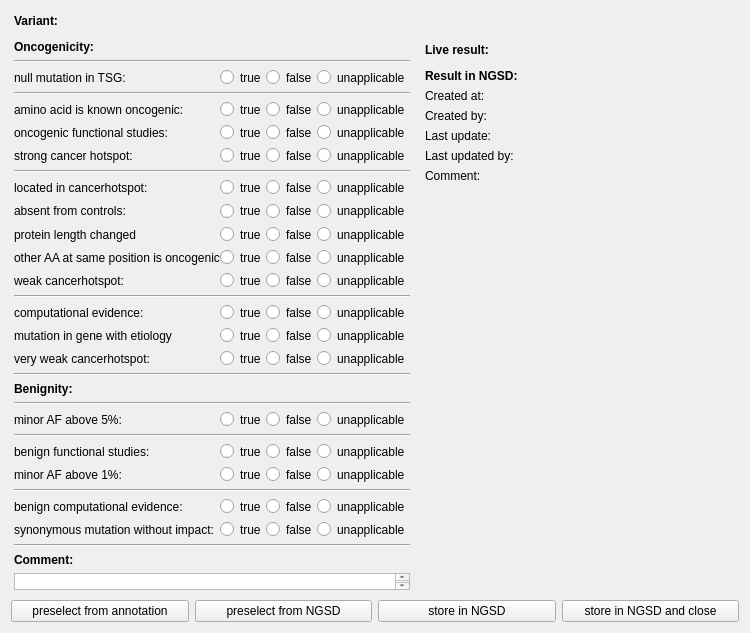
Qt form src/GSvar/SomaticVariantInterpreterWidget.ui (imgag/ngs-bits) before a commit.
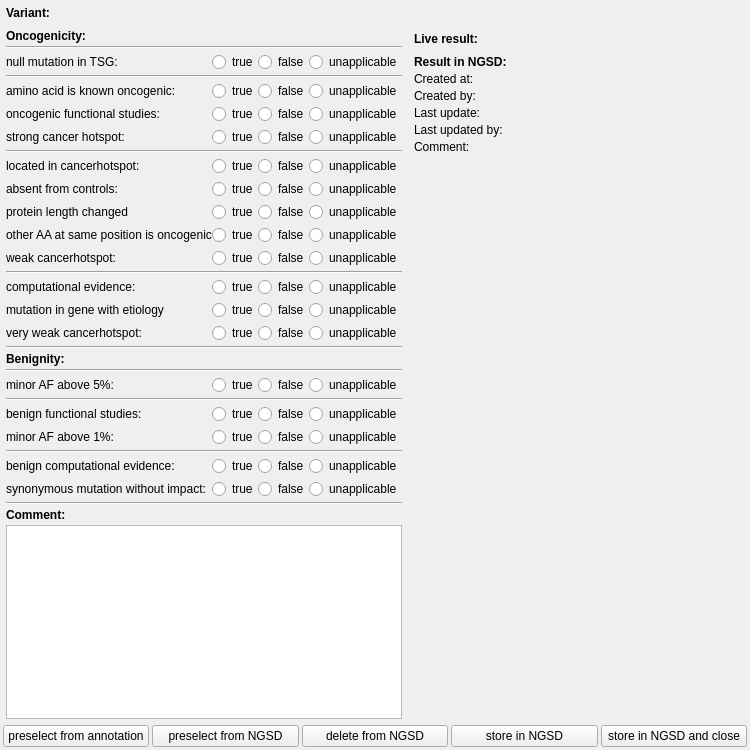
The same form after that commit.

Commit message: GSvar: added button to delete VICC classification to VICC dialog

Patch:
```diff
--- a/src/GSvar/SomaticVariantInterpreterWidget.ui
+++ b/src/GSvar/SomaticVariantInterpreterWidget.ui
@@ -7,23 +7,38 @@
     <x>0</x>
     <y>0</y>
     <width>750</width>
-    <height>633</height>
+    <height>750</height>
    </rect>
   </property>
   <property name="minimumSize">
    <size>
     <width>750</width>
-    <height>633</height>
+    <height>750</height>
    </size>
   </property>
   <property name="windowTitle">
    <string>Somatic Variant Interpretation</string>
   </property>
   <layout class="QGridLayout" name="gridLayout">
+   <property name="leftMargin">
+    <number>3</number>
+   </property>
+   <property name="topMargin">
+    <number>3</number>
+   </property>
+   <property name="rightMargin">
+    <number>3</number>
+   </property>
+   <property name="bottomMargin">
+    <number>3</number>
+   </property>
+   <property name="spacing">
+    <number>3</number>
+   </property>
    <item row="1" column="1">
     <layout class="QVBoxLayout" name="verticalLayout">
      <property name="spacing">
-      <number>6</number>
+      <number>3</number>
      </property>
      <property name="leftMargin">
       <number>3</number>
@@ -40,7 +55,7 @@
      <item>
       <layout class="QHBoxLayout" name="horizontalLayout_2" stretch="0,1">
        <property name="spacing">
-        <number>6</number>
+        <number>3</number>
        </property>
        <property name="leftMargin">
         <number>3</number>
@@ -58,7 +73,6 @@
         <widget class="QLabel" name="label_3">
          <property name="font">
           <font>
-           <weight>75</weight>
            <bold>true</bold>
           </font>
          </property>
@@ -90,17 +104,13 @@
        <property name="bottomMargin">
         <number>3</number>
        </property>
-       <property name="horizontalSpacing">
+       <property name="spacing">
         <number>3</number>
        </property>
-       <property name="verticalSpacing">
-        <number>6</number>
-       </property>
        <item row="0" column="0">
         <widget class="QLabel" name="label_22">
          <property name="font">
           <font>
-           <weight>75</weight>
            <bold>true</bold>
           </font>
          </property>
@@ -209,7 +219,7 @@
      <item>
       <layout class="QHBoxLayout" name="horizontalLayout_22">
        <property name="spacing">
-        <number>6</number>
+        <number>3</number>
        </property>
        <property name="leftMargin">
         <number>3</number>
@@ -249,6 +259,9 @@
    </item>
    <item row="2" column="0" colspan="2">
     <layout class="QHBoxLayout" name="horizontalLayout_21">
+     <property name="spacing">
+      <number>3</number>
+     </property>
      <item>
       <widget class="QPushButton" name="button_select_from_input_anno">
        <property name="toolTip">
@@ -269,6 +282,13 @@
        </property>
       </widget>
      </item>
+     <item>
+      <widget class="QPushButton" name="button_delete_from_ngsd">
+       <property name="text">
+        <string>delete from NGSD</string>
+       </property>
+      </widget>
+     </item>
      <item>
       <widget class="QPushButton" name="button_store_in_ngsd">
        <property name="text">
@@ -287,6 +307,9 @@
    </item>
    <item row="1" column="0">
     <layout class="QVBoxLayout" name="verticalLayout_2">
+     <property name="spacing">
+      <number>3</number>
+     </property>
      <property name="leftMargin">
       <number>3</number>
      </property>
@@ -303,7 +326,6 @@
       <widget class="QLabel" name="label">
        <property name="font">
         <font>
-         <weight>75</weight>
          <bold>true</bold>
         </font>
        </property>
@@ -915,7 +937,6 @@
       <widget class="QLabel" name="label_2">
        <property name="font">
         <font>
-         <weight>75</weight>
          <bold>true</bold>
         </font>
        </property>
@@ -1191,7 +1212,6 @@
       <widget class="QLabel" name="label_28">
        <property name="font">
         <font>
-         <weight>75</weight>
          <bold>true</bold>
         </font>
        </property>
@@ -1203,19 +1223,6 @@
      <item>
       <widget class="QTextEdit" name="comment"/>
      </item>
-     <item>
-      <spacer name="verticalSpacer_2">
-       <property name="orientation">
-        <enum>Qt::Vertical</enum>
-       </property>
-       <property name="sizeHint" stdset="0">
-        <size>
-         <width>20</width>
-         <height>40</height>
-        </size>
-       </property>
-      </spacer>
-     </item>
     </layout>
    </item>
    <item row="0" column="0" colspan="2">
@@ -1245,7 +1252,6 @@
        </property>
        <property name="font">
         <font>
-         <weight>75</weight>
          <bold>true</bold>
         </font>
        </property>
```
Left out of the diff: 60 changed lines with no effect on the pictures. The commit also changes 9 other files.
